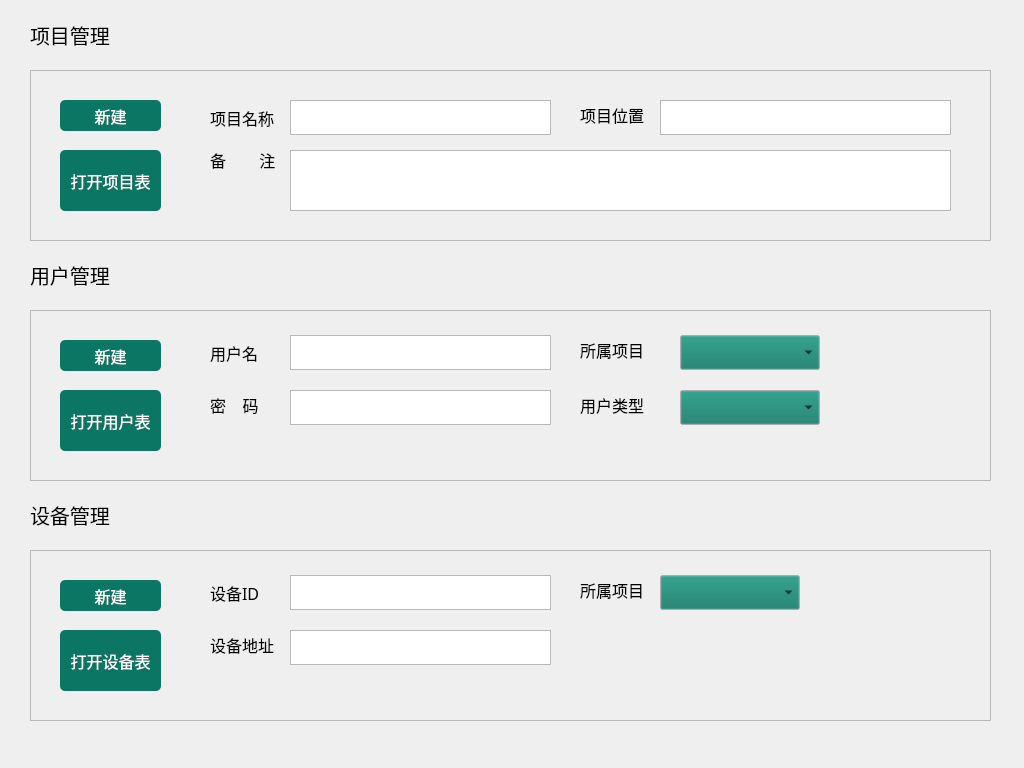
First picture: the form in projectmanagerwindow.ui, repository Arnowsx/ManagerClient, before the edit.
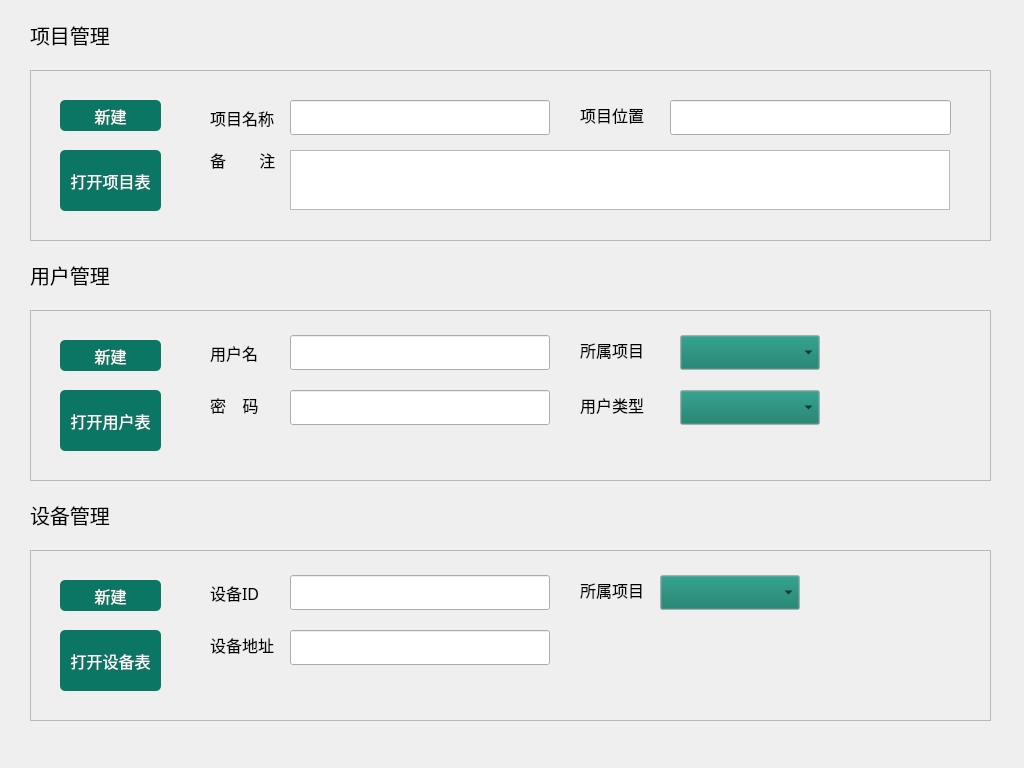
Second picture: the form after the edit. Icons and pictures are not drawn.

The edit to the form file:
```diff
--- a/projectmanagerwindow.ui
+++ b/projectmanagerwindow.ui
@@ -215,45 +215,13 @@
      <string>备        注</string>
     </property>
    </widget>
-   <widget class="QTextEdit" name="textEdit">
-    <property name="geometry">
-     <rect>
-      <x>260</x>
-      <y>30</y>
-      <width>261</width>
-      <height>35</height>
-     </rect>
-    </property>
-    <property name="font">
-     <font>
-      <family>Noto Sans CJK SC Regular</family>
-      <pointsize>12</pointsize>
-     </font>
-    </property>
-   </widget>
-   <widget class="QTextEdit" name="textEdit_2">
-    <property name="geometry">
-     <rect>
-      <x>630</x>
-      <y>30</y>
-      <width>291</width>
-      <height>35</height>
-     </rect>
-    </property>
-    <property name="font">
-     <font>
-      <family>Noto Sans CJK SC Regular</family>
-      <pointsize>12</pointsize>
-     </font>
-    </property>
-   </widget>
-   <widget class="QTextEdit" name="textEdit_3">
+   <widget class="QTextEdit" name="noteTextEdit">
     <property name="geometry">
      <rect>
       <x>260</x>
       <y>80</y>
-      <width>661</width>
-      <height>61</height>
+      <width>660</width>
+      <height>60</height>
      </rect>
     </property>
     <property name="font">
@@ -263,6 +231,26 @@
      </font>
     </property>
    </widget>
+   <widget class="QLineEdit" name="projectNameLineEdit">
+    <property name="geometry">
+     <rect>
+      <x>260</x>
+      <y>30</y>
+      <width>260</width>
+      <height>35</height>
+     </rect>
+    </property>
+   </widget>
+   <widget class="QLineEdit" name="projectLocationLineEdit">
+    <property name="geometry">
+     <rect>
+      <x>640</x>
+      <y>30</y>
+      <width>281</width>
+      <height>35</height>
+     </rect>
+    </property>
+   </widget>
   </widget>
   <widget class="QFrame" name="userManagerBackgroundFrame">
    <property name="geometry">
@@ -355,23 +343,7 @@
      <string>用户名</string>
     </property>
    </widget>
-   <widget class="QTextEdit" name="textEdit_6">
-    <property name="geometry">
-     <rect>
-      <x>260</x>
-      <y>25</y>
-      <width>261</width>
-      <height>35</height>
-     </rect>
-    </property>
-    <property name="font">
-     <font>
-      <family>Noto Sans CJK SC Regular</family>
-      <pointsize>12</pointsize>
-     </font>
-    </property>
-   </widget>
-   <widget class="QLabel" name="label_5">
+   <widget class="QLabel" name="userProjectBelongZToLabel">
     <property name="geometry">
      <rect>
       <x>550</x>
@@ -428,38 +400,42 @@
      <string>用户类型</string>
     </property>
    </widget>
-   <widget class="QTextEdit" name="textEdit_10">
+   <widget class="QComboBox" name="userProjectBelongToCombox">
     <property name="geometry">
      <rect>
-      <x>260</x>
-      <y>80</y>
-      <width>261</width>
+      <x>650</x>
+      <y>25</y>
+      <width>140</width>
       <height>35</height>
      </rect>
     </property>
-    <property name="font">
-     <font>
-      <family>Noto Sans CJK SC Regular</family>
-      <pointsize>12</pointsize>
-     </font>
-    </property>
    </widget>
    <widget class="QComboBox" name="comboBox">
     <property name="geometry">
      <rect>
       <x>650</x>
-      <y>25</y>
+      <y>80</y>
       <width>140</width>
       <height>35</height>
      </rect>
     </property>
    </widget>
-   <widget class="QComboBox" name="comboBox_2">
+   <widget class="QLineEdit" name="userNameLineEdit">
     <property name="geometry">
      <rect>
-      <x>650</x>
+      <x>260</x>
+      <y>25</y>
+      <width>260</width>
+      <height>35</height>
+     </rect>
+    </property>
+   </widget>
+   <widget class="QLineEdit" name="passwordLineEdit">
+    <property name="geometry">
+     <rect>
+      <x>260</x>
       <y>80</y>
-      <width>140</width>
+      <width>260</width>
       <height>35</height>
      </rect>
     </property>
@@ -537,23 +513,7 @@
      <string>新建</string>
     </property>
    </widget>
-   <widget class="QTextEdit" name="textEdit_7">
-    <property name="geometry">
-     <rect>
-      <x>260</x>
-      <y>80</y>
-      <width>261</width>
-      <height>35</height>
-     </rect>
-    </property>
-    <property name="font">
-     <font>
-      <family>Noto Sans CJK SC Regular</family>
-      <pointsize>12</pointsize>
-     </font>
-    </property>
-   </widget>
-   <widget class="QLabel" name="label_7">
+   <widget class="QLabel" name="deviceIdLabel">
     <property name="geometry">
      <rect>
       <x>180</x>
@@ -572,23 +532,7 @@
      <string>设备ID</string>
     </property>
    </widget>
-   <widget class="QTextEdit" name="textEdit_9">
-    <property name="geometry">
-     <rect>
-      <x>260</x>
-      <y>25</y>
-      <width>261</width>
-      <height>35</height>
-     </rect>
-    </property>
-    <property name="font">
-     <font>
-      <family>Noto Sans CJK SC Regular</family>
-      <pointsize>12</pointsize>
-     </font>
-    </property>
-   </widget>
-   <widget class="QLabel" name="label_8">
+   <widget class="QLabel" name="deviceAdressLabel">
     <property name="geometry">
      <rect>
       <x>180</x>
@@ -636,6 +580,26 @@
      </rect>
     </property>
    </widget>
+   <widget class="QLineEdit" name="deviceAdressLineEdit">
+    <property name="geometry">
+     <rect>
+      <x>260</x>
+      <y>80</y>
+      <width>260</width>
+      <height>35</height>
+     </rect>
+    </property>
+   </widget>
+   <widget class="QLineEdit" name="deviceIdLineEdit">
+    <property name="geometry">
+     <rect>
+      <x>260</x>
+      <y>25</y>
+      <width>260</width>
+      <height>35</height>
+     </rect>
+    </property>
+   </widget>
   </widget>
   <widget class="QLabel" name="userManageLabel">
    <property name="geometry">
```
Left out of the diff: 22 changed lines with no effect on the pictures.
